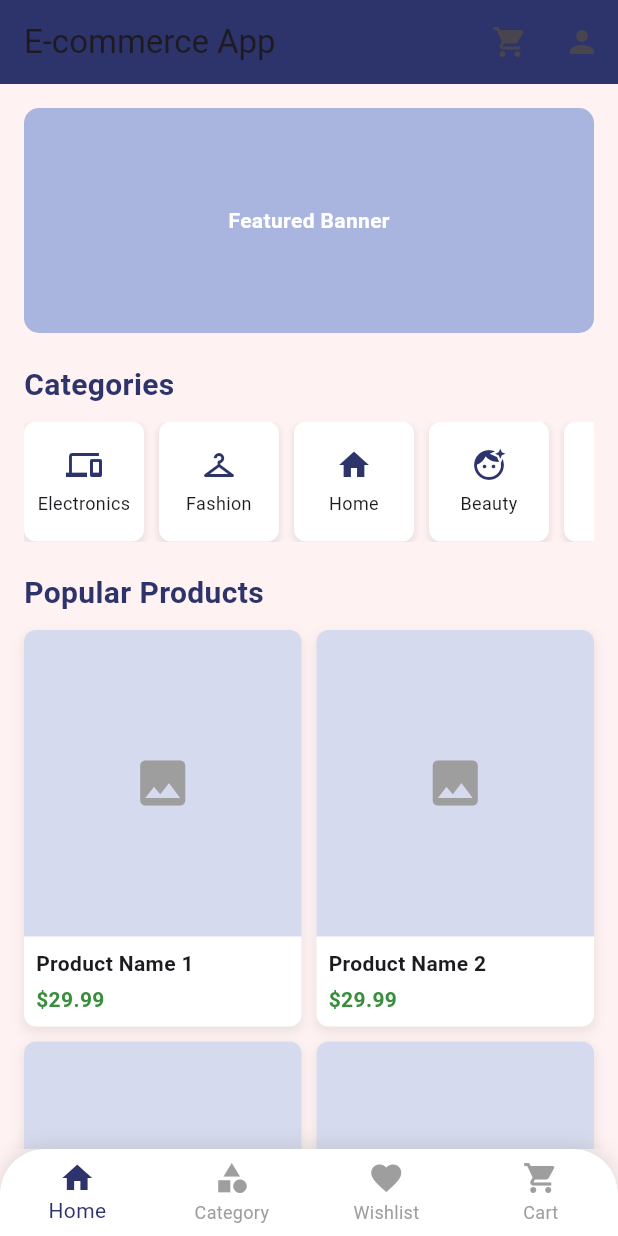
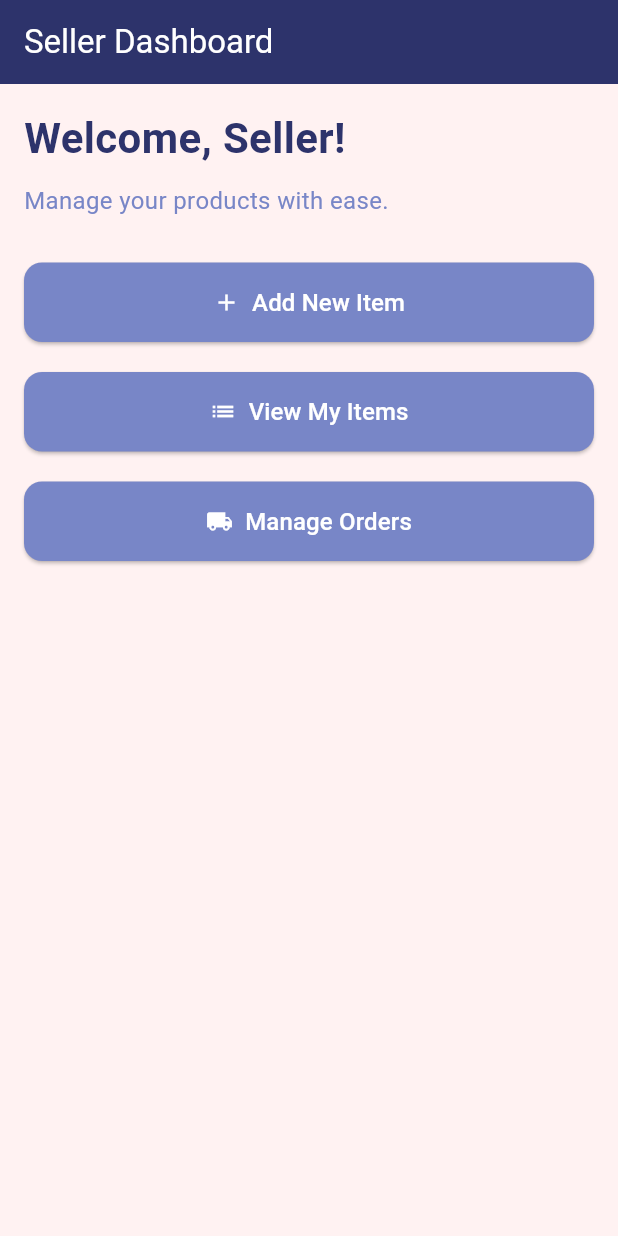
Before and after one commit to Malinda-kawshalya/ShopNGo-Mobile-app, a Flutter app: the screen it shows after launch, on a phone screen of 412 x 824 dp. Run offline on Flutter 3.47's test engine with Material 3 defaults, Android fonts, the phone set to English and light mode, and no system bars; our stand-ins replace cloud_firestore, firebase_auth, firebase_core, firebase_storage, google_sign_in, image_picker and 1 more; accounts and stored records are empty.

Commit message:
add seller homepage

```diff
--- a/shopngo/lib/main.dart
+++ b/shopngo/lib/main.dart
@@ -24,7 +24,7 @@
         primarySwatch: Colors.blue,
         visualDensity: VisualDensity.adaptivePlatformDensity,
       ),
-      initialRoute: '/home', // Set initial route to loading page
+      initialRoute: '/sellerhome', // Set initial route to loading page
       routes: { ...AppRoutes.routes },
 
     );
--- a/shopngo/lib/screens/home_screen.dart
+++ b/shopngo/lib/screens/buyer/home_screen.dart
@@ -2,9 +2,9 @@
 
 import 'package:shopngo/utils/constants.dart';
 import 'package:flutter/material.dart';
-import 'categories_screen.dart';
-import 'buyer/profile_screen.dart';
-import '../widgets/bottom_navigation_bar.dart';
+import '../categories_screen.dart';
+import 'profile_screen.dart';
+import '../../widgets/bottom_navigation_bar.dart';
 
 class HomeScreen extends StatelessWidget {
   const HomeScreen({super.key});
--- /dev/null
+++ b/shopngo/lib/screens/seller/home_screen.dart
@@ -0,0 +1,112 @@
+// lib/presentation/screens/seller_home_page.dart
+import 'package:flutter/material.dart';
+import '/screens/seller/add_item_screen.dart'; // Adjust path
+
+class SellerHomePage extends StatelessWidget {
+  const SellerHomePage({super.key});
+
+  // Color palette
+  static const Color backgroundColor = Color(0xFFFFF2F2); // #FFF2F2
+  static const Color lightAccent = Color(0xFFA9B5DF); // #A9B5DF
+  static const Color mediumAccent = Color(0xFF7886C7); // #7886C7
+  static const Color darkAccent = Color(0xFF2D336B); // #2D336B
+
+  @override
+  Widget build(BuildContext context) {
+    return Scaffold(
+      backgroundColor: backgroundColor,
+      appBar: AppBar(
+        title: const Text('Seller Dashboard'),
+        backgroundColor: darkAccent,
+        foregroundColor: Colors.white, // Text/icon color
+        elevation: 0,
+      ),
+      body: Padding(
+        padding: const EdgeInsets.all(16.0),
+        child: Column(
+          crossAxisAlignment: CrossAxisAlignment.start,
+          children: [
+            // Welcome message
+            Text(
+              'Welcome, Seller!',
+              style: TextStyle(
+                fontSize: 28,
+                fontWeight: FontWeight.bold,
+                color: darkAccent,
+              ),
+            ),
+            const SizedBox(height: 10),
+            Text(
+              'Manage your products with ease.',
+              style: TextStyle(
+                fontSize: 16,
+                color: mediumAccent,
+              ),
+            ),
+            const SizedBox(height: 30),
+
+            // Action Buttons
+            _buildActionButton(
+              context: context,
+              title: 'Add New Item',
+              icon: Icons.add,
+              color: mediumAccent,
+              onTap: () {
+                Navigator.push(
+                  context,
+                  MaterialPageRoute(builder: (_) => const AddItemScreen()),
+                );
+              },
+            ),
+            const SizedBox(height: 20),
+            _buildActionButton(
+              context: context,
+              title: 'View My Items',
+              icon: Icons.list,
+              color: mediumAccent,
+              onTap: () {
+                Navigator.pushNamed(context, '/seller-items'); // Placeholder route
+              },
+            ),
+            const SizedBox(height: 20),
+            _buildActionButton(
+              context: context,
+              title: 'Manage Orders',
+              icon: Icons.local_shipping,
+              color: mediumAccent,
+              onTap: () {
+                Navigator.pushNamed(context, '/seller-orders'); // Placeholder route
+              },
+            ),
+          ],
+        ),
+      ),
+    );
+  }
+
+  // Reusable button widget
+  Widget _buildActionButton({
+    required BuildContext context,
+    required String title,
+    required IconData icon,
+    required Color color,
+    required VoidCallback onTap,
+  }) {
+    return ElevatedButton.icon(
+      onPressed: onTap,
+      icon: Icon(icon, color: Colors.white),
+      label: Text(
+        title,
+        style: const TextStyle(fontSize: 16, color: Colors.white),
+      ),
+      style: ElevatedButton.styleFrom(
+        backgroundColor: color,
+        padding: const EdgeInsets.symmetric(vertical: 15, horizontal: 20),
+        shape: RoundedRectangleBorder(
+          borderRadius: BorderRadius.circular(12),
+        ),
+        minimumSize: const Size(double.infinity, 50), // Full-width button
+      ),
+    );
+  }
+}
--- a/shopngo/lib/services/route_service.dart
+++ b/shopngo/lib/services/route_service.dart
@@ -1,30 +1,23 @@
 import 'package:flutter/material.dart';
 import '/screens/login_screen.dart';
 import '/screens/signup_screen.dart';
-import '/screens/home_screen.dart';
+import '../screens/buyer/home_screen.dart';
 import '../screens/buyer/profile_screen.dart';
 import '/screens/categories_screen.dart';
+import '/screens/seller/add_item_screen.dart';
+import '/screens/seller/home_screen.dart';
 
 
 class AppRoutes {
   static const String login = '/login';
   static const String register = '/register';
   static const String home = '/home';
-  static const String additem = '/additem';
   static const String profile = '/profile';
   static const String category = '/category';
   static const String wishlist = '/wishlist';
   static const String cart = '/cart';
-  static const String settings = '/settings';
-  static const String notification = '/notifications';
-  static const String allitems = '/allitems';
-  static const String feedback = '/feedback';
-  static const String passwordsecurity = '/passwordsecurity';
-  static const String privacypermissions = '/privacypermissions';
-  static const String chatlist = '/chatlist';
-  static const String callnow = '/callnow';
-  static const String sendemail = '/sendemail';
-  static const String listing = '/listing';
+  static const String sellerhome = '/sellerhome';
+  static const String selleradditem = '/selleradditem';
 
   static Map<String, WidgetBuilder> routes = {
     login: (context) => LoginScreen(),
@@ -32,6 +25,8 @@ class AppRoutes {
     home: (context) => HomeScreen(),
     profile: (context) => ProfileScreen(),
     category: (context) => CategoriesScreen(),
+    sellerhome: (context) => SellerHomePage(),
+    selleradditem: (context) => AddItemScreen(),
 
   };
 }
```
